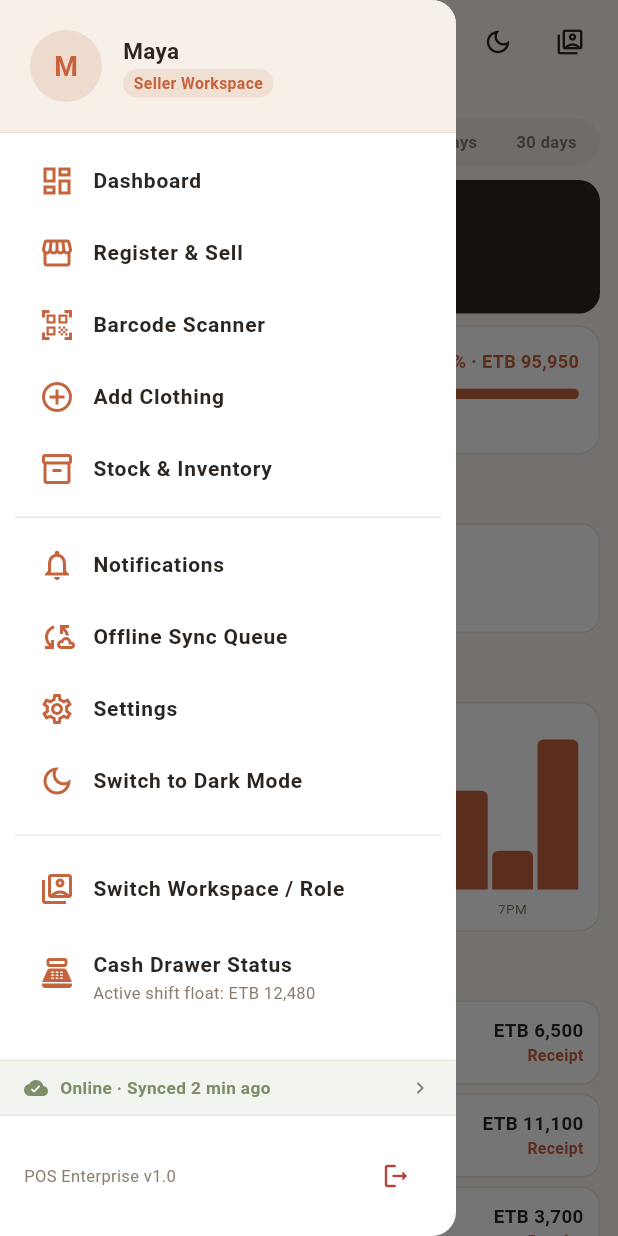
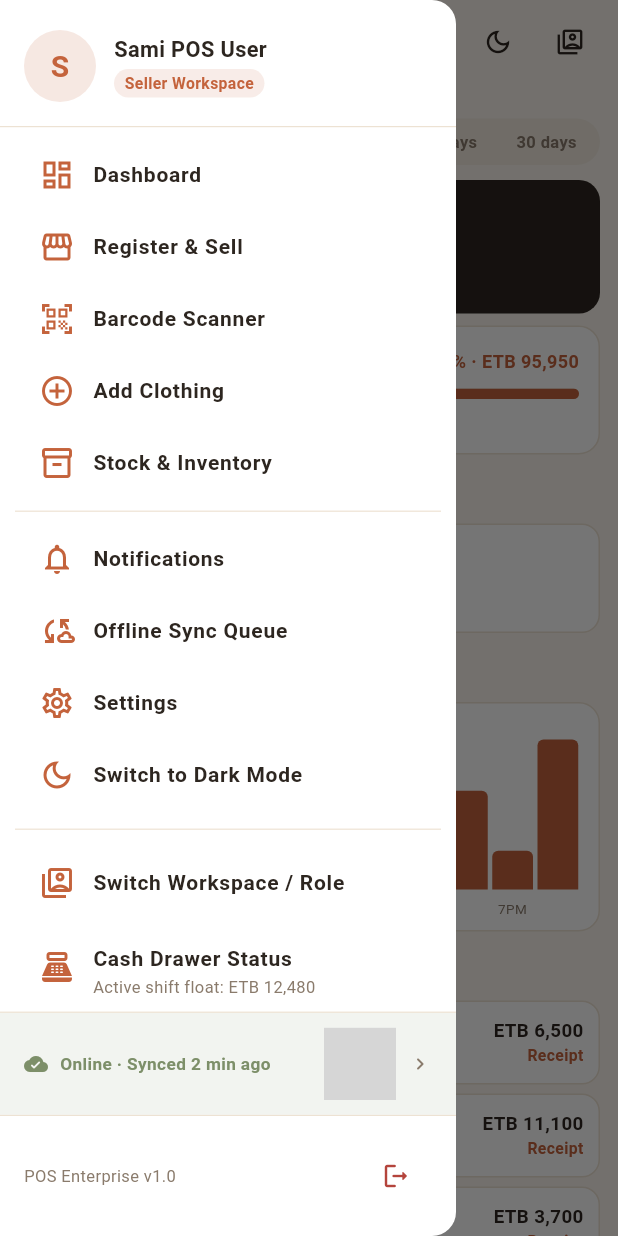
Before and after one commit to L3von36/threadpos-flutter, a Flutter app: the SalesScreen screen opened directly, with the side drawer open, on a phone screen of 412 x 824 dp. Run offline on Flutter 3.47's test engine with Material 3 defaults, Android fonts, the phone set to English and light mode, and no system bars; our stand-ins replace connectivity_plus, fl_chart, hive_flutter, pdf, printing, shared_preferences; missing offline and left inert: mobile_scanner; accounts and stored records are empty; statements that could not run were skipped; grey boxes are pictures that could not be loaded.

Commit message:
Fix AppScaffold constructor parameters and remove unused imports in AppDrawer

```diff
--- a/lib/widgets/app_drawer.dart
+++ b/lib/widgets/app_drawer.dart
@@ -1,17 +1,15 @@
-import '../models/models.dart';
 import 'package:flutter/material.dart';
 import 'package:provider/provider.dart';
 
+import '../models/models.dart';
 import '../state/store.dart';
 import '../theme/app_theme.dart';
 import '../utils/format.dart';
-import '../screens/settings_screen.dart';
-import '../screens/notifications_screen.dart';
-import '../screens/manager/visual_analytics_screen.dart';
-import '../widgets/account_sheet.dart';
-import 'offline_badge.dart';
-import '../widgets/motion.dart';
+import 'account_sheet.dart';
 
+/// Professional navigation drawer for Sami POS / ThreadPOS.
+/// Displays workspace switcher, role indicator, navigation links to all modules,
+/// quick Hive sync status, and sign out options.
 class AppDrawer extends StatelessWidget {
   const AppDrawer({super.key});
 
@@ -25,12 +23,12 @@ class AppDrawer extends StatelessWidget {
       backgroundColor: pal.surface,
       child: SafeArea(
         child: Column(
+          crossAxisAlignment: CrossAxisAlignment.stretch,
           children: <Widget>[
-            // Drawer Header
+            // Header / Profile info
             Container(
-              padding: const EdgeInsets.all(20),
+              padding: const EdgeInsets.fromLTRB(16, 20, 16, 16),
               decoration: BoxDecoration(
-                color: pal.surfaceAlt.withValues(alpha: 0.6),
                 border: Border(bottom: BorderSide(color: pal.border, width: 0.8)),
               ),
               child: Row(
@@ -39,25 +37,23 @@ class AppDrawer extends StatelessWidget {
                     radius: 24,
                     backgroundColor: pal.accent.withValues(alpha: 0.15),
                     child: Text(
-                      store.displayName.isEmpty
-                          ? '?'
-                          : store.displayName[0].toUpperCase(),
+                      store.email.isNotEmpty ? store.email[0].toUpperCase() : 'S',
                       style: TextStyle(
-                        fontSize: 18,
-                        fontWeight: FontWeight.w700,
+                        fontSize: 20,
+                        fontWeight: FontWeight.bold,
                         color: pal.accent,
                       ),
                     ),
                   ),
-                  const SizedBox(width: 14),
+                  const SizedBox(width: 12),
                   Expanded(
                     child: Column(
                       crossAxisAlignment: CrossAxisAlignment.start,
                       children: <Widget>[
                         Text(
-                          store.displayName,
+                          store.email.isNotEmpty ? store.email : 'Sami POS User',
                           style: TextStyle(
-                            fontSize: 15,
+                            fontSize: 14.5,
                             fontWeight: FontWeight.w700,
                             color: pal.ink,
                           ),
@@ -88,7 +84,6 @@ class AppDrawer extends StatelessWidget {
               ),
             ),
             const SizedBox(height: 8),
-
             // Navigation Items
             Expanded(
               child: ListView(
@@ -384,7 +379,6 @@ class AppDrawer extends StatelessWidget {
                 ],
               ),
             ),
-
             // Network / Hive Sync Status Banner
             InkWell(
               onTap: () {
@@ -448,7 +442,6 @@ class AppDrawer extends StatelessWidget {
               ),
             ),
             ),
-
             // Footer
             Container(
               padding: const EdgeInsets.all(16),
--- a/lib/widgets/app_scaffold.dart
+++ b/lib/widgets/app_scaffold.dart
@@ -16,7 +16,7 @@ import 'motion.dart';
 class AppScaffold extends StatelessWidget {
   const AppScaffold({
     super.key,
-    required.default_api:title,
+    required this.title,
     required this.body,
     this.extraActions,
     this.showBottomBar = true,
--- a/pubspec.yaml
+++ b/pubspec.yaml
@@ -1,7 +1,7 @@
 name: samipos_app
 description: "Sami POS — a boutique point-of-sale app for clothing stores."
 publish_to: "none"
-version: 1.8.5+14
+version: 1.8.6+15
 
 environment:
   sdk: ">=3.5.0 <4.0.0"
```
